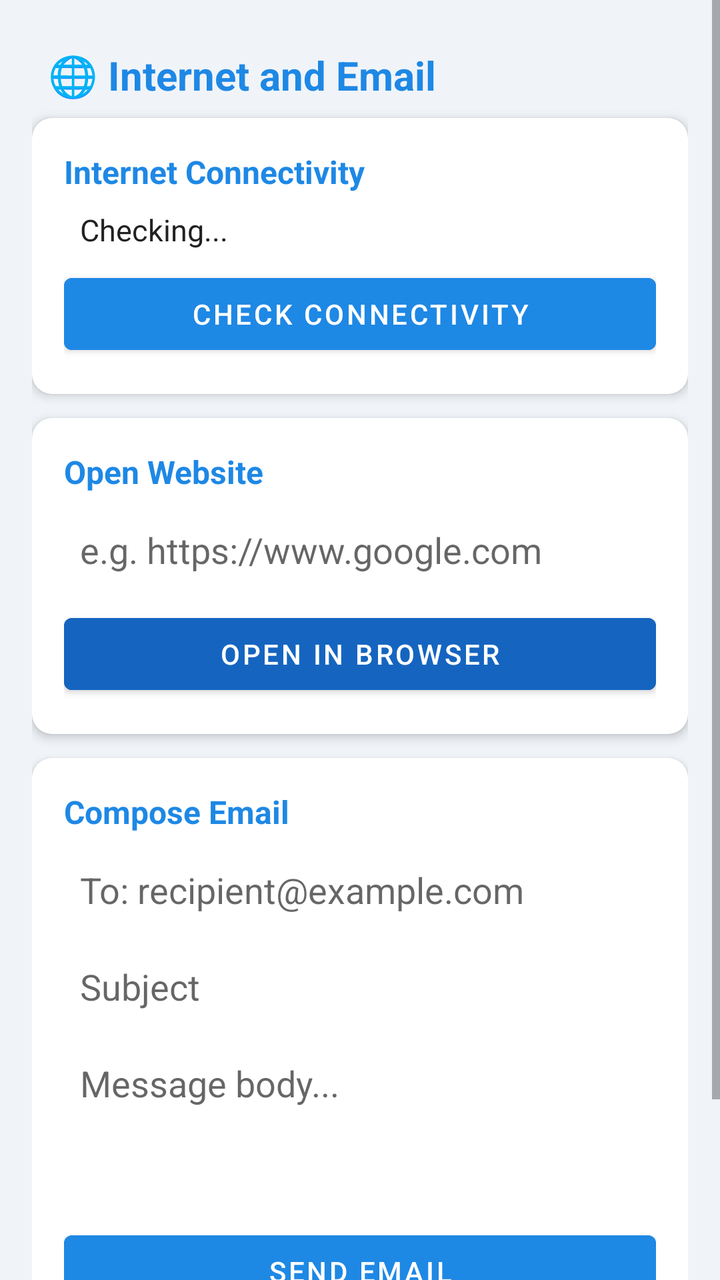
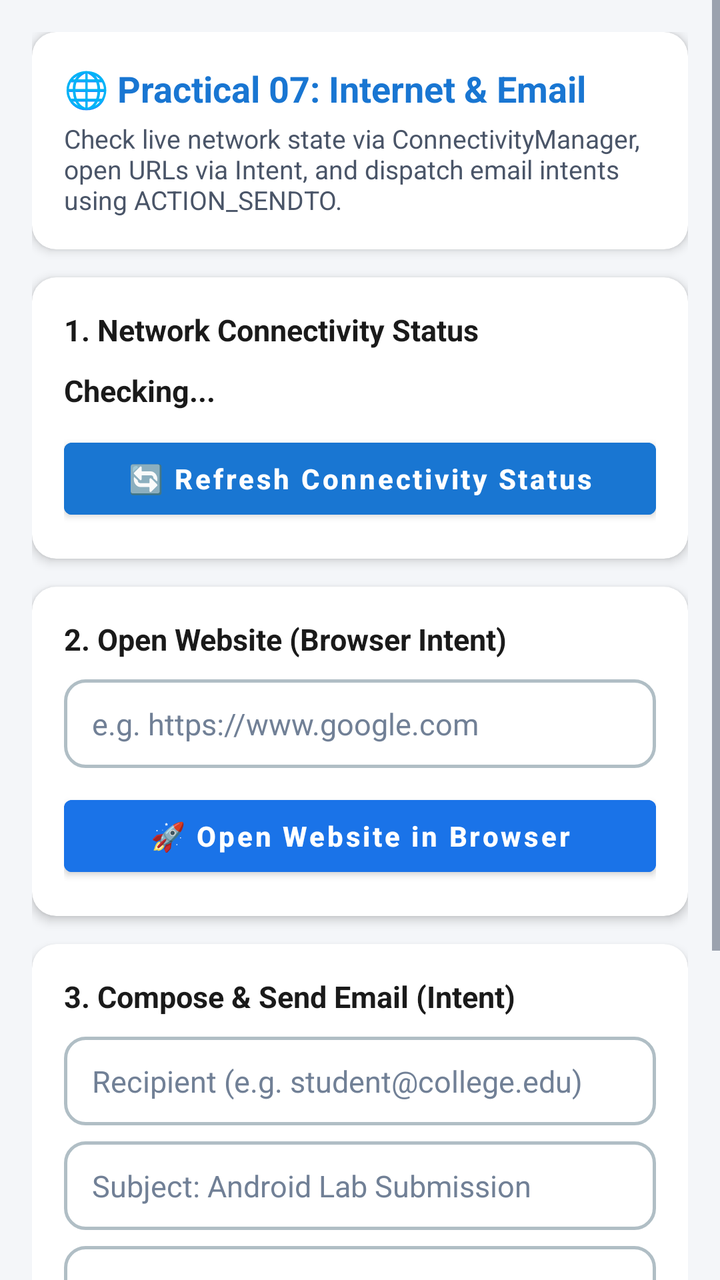

Two renders of the same Android screen: before a commit and after it. Below are the layout's source before the change and the commit's diff.
<!-- AndroidManifest.xml: application theme Theme.AndroidLabPracticals -->
<!-- res/layout/activity_internet_email.xml -->
<?xml version="1.0" encoding="utf-8"?>
<ScrollView xmlns:android="http://schemas.android.com/apk/res/android"
    android:layout_width="match_parent"
    android:layout_height="match_parent"
    android:background="@color/dashboard_bg">

    <LinearLayout
        android:layout_width="match_parent"
        android:layout_height="wrap_content"
        android:orientation="vertical"
        android:padding="16dp">

        <TextView
            android:layout_width="match_parent"
            android:layout_height="wrap_content"
            android:text="🌐 Internet and Email"
            android:textSize="20sp"
            android:textStyle="bold"
            android:textColor="@color/p7_color"
            android:padding="8dp" />

        
        <androidx.cardview.widget.CardView
            xmlns:app="http://schemas.android.com/apk/res-auto"
            android:layout_width="match_parent"
            android:layout_height="wrap_content"
            android:layout_marginBottom="12dp"
            app:cardCornerRadius="10dp"
            app:cardElevation="3dp">
            <LinearLayout android:layout_width="match_parent" android:layout_height="wrap_content"
                android:orientation="vertical" android:padding="16dp">
                <TextView android:layout_width="wrap_content" android:layout_height="wrap_content"
                    android:text="Internet Connectivity" android:textStyle="bold"
                    android:textSize="16sp" android:textColor="@color/p7_color" />
                <TextView android:id="@+id/tv_conn_status"
                    android:layout_width="match_parent" android:layout_height="wrap_content"
                    android:text="Checking..." android:textSize="15sp"
                    android:padding="8dp" android:textColor="@color/text_primary" />
                <Button android:id="@+id/btn_check_conn"
                    android:layout_width="match_parent" android:layout_height="wrap_content"
                    android:text="Check Connectivity" android:backgroundTint="@color/p7_color" />
            </LinearLayout>
        </androidx.cardview.widget.CardView>

        
        <androidx.cardview.widget.CardView
            xmlns:app="http://schemas.android.com/apk/res-auto"
            android:layout_width="match_parent"
            android:layout_height="wrap_content"
            android:layout_marginBottom="12dp"
            app:cardCornerRadius="10dp"
            app:cardElevation="3dp">
            <LinearLayout android:layout_width="match_parent" android:layout_height="wrap_content"
                android:orientation="vertical" android:padding="16dp">
                <TextView android:layout_width="wrap_content" android:layout_height="wrap_content"
                    android:text="Open Website" android:textStyle="bold"
                    android:textSize="16sp" android:textColor="@color/p7_color" />
                <EditText android:id="@+id/et_url"
                    android:layout_width="match_parent" android:layout_height="wrap_content"
                    android:hint="e.g. https://www.google.com"
                    android:inputType="textUri" android:padding="8dp"
                    android:background="@android:color/white" android:layout_marginVertical="8dp" />
                <Button android:id="@+id/btn_open_url"
                    android:layout_width="match_parent" android:layout_height="wrap_content"
                    android:text="Open in Browser" android:backgroundTint="@color/colorPrimary" />
            </LinearLayout>
        </androidx.cardview.widget.CardView>

        
        <androidx.cardview.widget.CardView
            xmlns:app="http://schemas.android.com/apk/res-auto"
            android:layout_width="match_parent"
            android:layout_height="wrap_content"
            android:layout_marginBottom="12dp"
            app:cardCornerRadius="10dp"
            app:cardElevation="3dp">
            <LinearLayout android:layout_width="match_parent" android:layout_height="wrap_content"
                android:orientation="vertical" android:padding="16dp">
                <TextView android:layout_width="wrap_content" android:layout_height="wrap_content"
                    android:text="Compose Email" android:textStyle="bold"
                    android:textSize="16sp" android:textColor="@color/p7_color" />
                <EditText android:id="@+id/et_email_to"
                    android:layout_width="match_parent" android:layout_height="wrap_content"
                    android:hint="To: recipient@example.com"
                    android:inputType="textEmailAddress" android:padding="8dp"
                    android:background="@android:color/white" android:layout_marginTop="8dp" />
                <EditText android:id="@+id/et_email_subject"
                    android:layout_width="match_parent" android:layout_height="wrap_content"
                    android:hint="Subject"
                    android:padding="8dp" android:background="@android:color/white"
                    android:layout_marginTop="8dp" />
                <EditText android:id="@+id/et_email_body"
                    android:layout_width="match_parent" android:layout_height="wrap_content"
                    android:hint="Message body..."
                    android:minLines="3" android:gravity="top"
                    android:padding="8dp" android:background="@android:color/white"
                    android:layout_marginTop="8dp" android:layout_marginBottom="8dp" />
                <Button android:id="@+id/btn_send_email"
                    android:layout_width="match_parent" android:layout_height="wrap_content"
                    android:text="Send Email" android:backgroundTint="@color/p7_color" />
            </LinearLayout>
        </androidx.cardview.widget.CardView>

        <TextView
            android:layout_width="match_parent"
            android:layout_height="wrap_content"
            android:text="Made by Yogesh"
            android:textColor="@color/colorPrimary"
            android:textSize="13sp"
            android:textStyle="bold"
            android:gravity="center"
            android:padding="12dp" />

    </LinearLayout>
</ScrollView>
<!-- resources referenced by this layout -->
<resources>
  <color name="colorPrimary">#1565C0</color>
  <color name="dashboard_bg">#F0F4F8</color>
  <color name="p7_color">#1E88E5</color>
  <color name="text_primary">#212121</color>
  <style name="Theme.AndroidLabPracticals" parent="Theme.MaterialComponents.DayNight.DarkActionBar">
          <item name="colorPrimary">@color/colorPrimary</item>
          <item name="colorPrimaryVariant">@color/colorPrimaryDark</item>
          <item name="colorOnPrimary">@color/white</item>
          <item name="colorSecondary">@color/colorAccent</item>
          <item name="colorOnSecondary">@color/white</item>
          <item name="android:statusBarColor">@color/colorPrimaryDark</item>
      </style>
  <color name="colorPrimaryDark">#0D47A1</color>
  <color name="white">#FFFFFF</color>
  <color name="colorAccent">#FF6F00</color>
</resources>

<!-- the commit's change to res/layout/activity_internet_email.xml (unified diff, before → after) -->
@@ -1,5 +1,6 @@
 <?xml version="1.0" encoding="utf-8"?>
 <ScrollView xmlns:android="http://schemas.android.com/apk/res/android"
+    xmlns:app="http://schemas.android.com/apk/res-auto"
     android:layout_width="match_parent"
     android:layout_height="match_parent"
     android:background="@color/dashboard_bg">
@@ -10,94 +11,200 @@
         android:orientation="vertical"
         android:padding="16dp">
 
-        <TextView
-            android:layout_width="match_parent"
-            android:layout_height="wrap_content"
-            android:text="🌐 Internet and Email"
-            android:textSize="20sp"
-            android:textStyle="bold"
-            android:textColor="@color/p7_color"
-            android:padding="8dp" />
-
-        
-        <androidx.cardview.widget.CardView
-            xmlns:app="http://schemas.android.com/apk/res-auto"
-            android:layout_width="match_parent"
-            android:layout_height="wrap_content"
-            android:layout_marginBottom="12dp"
-            app:cardCornerRadius="10dp"
-            app:cardElevation="3dp">
-            <LinearLayout android:layout_width="match_parent" android:layout_height="wrap_content"
-                android:orientation="vertical" android:padding="16dp">
-                <TextView android:layout_width="wrap_content" android:layout_height="wrap_content"
-                    android:text="Internet Connectivity" android:textStyle="bold"
-                    android:textSize="16sp" android:textColor="@color/p7_color" />
-                <TextView android:id="@+id/tv_conn_status"
-                    android:layout_width="match_parent" android:layout_height="wrap_content"
-                    android:text="Checking..." android:textSize="15sp"
-                    android:padding="8dp" android:textColor="@color/text_primary" />
-                <Button android:id="@+id/btn_check_conn"
-                    android:layout_width="match_parent" android:layout_height="wrap_content"
-                    android:text="Check Connectivity" android:backgroundTint="@color/p7_color" />
-            </LinearLayout>
-        </androidx.cardview.widget.CardView>
-
-        
-        <androidx.cardview.widget.CardView
-            xmlns:app="http://schemas.android.com/apk/res-auto"
-            android:layout_width="match_parent"
-            android:layout_height="wrap_content"
-            android:layout_marginBottom="12dp"
-            app:cardCornerRadius="10dp"
-            app:cardElevation="3dp">
-            <LinearLayout android:layout_width="match_parent" android:layout_height="wrap_content"
-                android:orientation="vertical" android:padding="16dp">
-                <TextView android:layout_width="wrap_content" android:layout_height="wrap_content"
-                    android:text="Open Website" android:textStyle="bold"
-                    android:textSize="16sp" android:textColor="@color/p7_color" />
-                <EditText android:id="@+id/et_url"
-                    android:layout_width="match_parent" android:layout_height="wrap_content"
+        
+        <androidx.cardview.widget.CardView
+            android:layout_width="match_parent"
+            android:layout_height="wrap_content"
+            android:layout_marginBottom="14dp"
+            app:cardCornerRadius="12dp"
+            app:cardElevation="3dp"
+            app:cardBackgroundColor="@color/card_bg">
+
+            <LinearLayout
+                android:layout_width="match_parent"
+                android:layout_height="wrap_content"
+                android:orientation="vertical"
+                android:padding="16dp">
+
+                <TextView
+                    android:layout_width="wrap_content"
+                    android:layout_height="wrap_content"
+                    android:text="🌐 Practical 07: Internet &amp; Email"
+                    android:textSize="18sp"
+                    android:textStyle="bold"
+                    android:textColor="@color/p7_color" />
+
+                <TextView
+                    android:layout_width="wrap_content"
+                    android:layout_height="wrap_content"
+                    android:text="Check live network state via ConnectivityManager, open URLs via Intent, and dispatch email intents using ACTION_SENDTO."
+                    android:textSize="13sp"
+                    android:textColor="@color/text_secondary"
+                    android:layout_marginTop="4dp" />
+            </LinearLayout>
+        </androidx.cardview.widget.CardView>
+
+        
+        <androidx.cardview.widget.CardView
+            android:layout_width="match_parent"
+            android:layout_height="wrap_content"
+            android:layout_marginBottom="14dp"
+            app:cardCornerRadius="12dp"
+            app:cardElevation="3dp"
+            app:cardBackgroundColor="@color/card_bg">
+
+            <LinearLayout
+                android:layout_width="match_parent"
+                android:layout_height="wrap_content"
+                android:orientation="vertical"
+                android:padding="16dp">
+
+                <TextView
+                    android:layout_width="wrap_content"
+                    android:layout_height="wrap_content"
+                    android:text="1. Network Connectivity Status"
+                    android:textStyle="bold"
+                    android:textSize="15sp"
+                    android:textColor="@color/text_primary" />
+
+                <TextView
+                    android:id="@+id/tv_conn_status"
+                    android:layout_width="match_parent"
+                    android:layout_height="wrap_content"
+                    android:text="Checking..."
+                    android:textSize="15sp"
+                    android:textStyle="bold"
+                    android:paddingVertical="10dp"
+                    android:textColor="@color/text_primary" />
+
+                <Button
+                    android:id="@+id/btn_check_conn"
+                    android:layout_width="match_parent"
+                    android:layout_height="wrap_content"
+                    android:text="🔄 Refresh Connectivity Status"
+                    android:textAllCaps="false"
+                    android:textStyle="bold"
+                    android:textColor="@color/white"
+                    android:backgroundTint="@color/p7_color" />
+            </LinearLayout>
+        </androidx.cardview.widget.CardView>
+
+        
+        <androidx.cardview.widget.CardView
+            android:layout_width="match_parent"
+            android:layout_height="wrap_content"
+            android:layout_marginBottom="14dp"
+            app:cardCornerRadius="12dp"
+            app:cardElevation="3dp"
+            app:cardBackgroundColor="@color/card_bg">
+
+            <LinearLayout
+                android:layout_width="match_parent"
+                android:layout_height="wrap_content"
+                android:orientation="vertical"
+                android:padding="16dp">
+
+                <TextView
+                    android:layout_width="wrap_content"
+                    android:layout_height="wrap_content"
+                    android:text="2. Open Website (Browser Intent)"
+                    android:textStyle="bold"
+                    android:textSize="15sp"
+                    android:textColor="@color/text_primary" />
+
+                <EditText
+                    android:id="@+id/et_url"
+                    android:layout_width="match_parent"
+                    android:layout_height="wrap_content"
                     android:hint="e.g. https://www.google.com"
-                    android:inputType="textUri" android:padding="8dp"
-                    android:background="@android:color/white" android:layout_marginVertical="8dp" />
-                <Button android:id="@+id/btn_open_url"
-                    android:layout_width="match_parent" android:layout_height="wrap_content"
-                    android:text="Open in Browser" android:backgroundTint="@color/colorPrimary" />
-            </LinearLayout>
-        </androidx.cardview.widget.CardView>
-
-        
-        <androidx.cardview.widget.CardView
-            xmlns:app="http://schemas.android.com/apk/res-auto"
-            android:layout_width="match_parent"
-            android:layout_height="wrap_content"
-            android:layout_marginBottom="12dp"
-            app:cardCornerRadius="10dp"
-            app:cardElevation="3dp">
-            <LinearLayout android:layout_width="match_parent" android:layout_height="wrap_content"
-                android:orientation="vertical" android:padding="16dp">
-                <TextView android:layout_width="wrap_content" android:layout_height="wrap_content"
-                    android:text="Compose Email" android:textStyle="bold"
-                    android:textSize="16sp" android:textColor="@color/p7_color" />
-                <EditText android:id="@+id/et_email_to"
-                    android:layout_width="match_parent" android:layout_height="wrap_content"
-                    android:hint="To: recipient@example.com"
-                    android:inputType="textEmailAddress" android:padding="8dp"
-                    android:background="@android:color/white" android:layout_marginTop="8dp" />
-                <EditText android:id="@+id/et_email_subject"
-                    android:layout_width="match_parent" android:layout_height="wrap_content"
-                    android:hint="Subject"
-                    android:padding="8dp" android:background="@android:color/white"
+                    android:inputType="textUri"
+                    android:textColor="@color/text_primary"
+                    android:textColorHint="@color/text_hint"
+                    android:background="@drawable/bg_edit_text"
+                    android:textSize="15sp"
+                    android:layout_marginVertical="10dp" />
+
+                <Button
+                    android:id="@+id/btn_open_url"
+                    android:layout_width="match_parent"
+                    android:layout_height="wrap_content"
+                    android:text="🚀 Open Website in Browser"
+                    android:textAllCaps="false"
+                    android:textStyle="bold"
+                    android:textColor="@color/white"
+                    android:backgroundTint="@color/colorPrimary" />
+            </LinearLayout>
+        </androidx.cardview.widget.CardView>
+
+        
+        <androidx.cardview.widget.CardView
+            android:layout_width="match_parent"
+            android:layout_height="wrap_content"
+            android:layout_marginBottom="16dp"
+            app:cardCornerRadius="12dp"
+            app:cardElevation="3dp"
+            app:cardBackgroundColor="@color/card_bg">
+
+            <LinearLayout
+                android:layout_width="match_parent"
+                android:layout_height="wrap_content"
+                android:orientation="vertical"
+                android:padding="16dp">
+
+                <TextView
+                    android:layout_width="wrap_content"
+                    android:layout_height="wrap_content"
+                    android:text="3. Compose &amp; Send Email (Intent)"
+                    android:textStyle="bold"
+                    android:textSize="15sp"
+                    android:textColor="@color/text_primary" />
+
+                <EditText
+                    android:id="@+id/et_email_to"
+                    android:layout_width="match_parent"
+                    android:layout_height="wrap_content"
+                    android:hint="Recipient (e.g. student@college.edu)"
+                    android:inputType="textEmailAddress"
+                    android:textColor="@color/text_primary"
+                    android:textColorHint="@color/text_hint"
+                    android:background="@drawable/bg_edit_text"
+                    android:textSize="15sp"
+                    android:layout_marginTop="10dp" />
+
+                <EditText
+                    android:id="@+id/et_email_subject"
+                    android:layout_width="match_parent"
+                    android:layout_height="wrap_content"
+                    android:hint="Subject: Android Lab Submission"
+                    android:textColor="@color/text_primary"
+                    android:textColorHint="@color/text_hint"
+                    android:background="@drawable/bg_edit_text"
+                    android:textSize="15sp"
                     android:layout_marginTop="8dp" />
-                <EditText android:id="@+id/et_email_body"
-                    android:layout_width="match_parent" android:layout_height="wrap_content"
-                    android:hint="Message body..."
-                    android:minLines="3" android:gravity="top"
-                    android:padding="8dp" android:background="@android:color/white"
-                    android:layout_marginTop="8dp" android:layout_marginBottom="8dp" />
-                <Button android:id="@+id/btn_send_email"
-                    android:layout_width="match_parent" android:layout_height="wrap_content"
-                    android:text="Send Email" android:backgroundTint="@color/p7_color" />
+
+                <EditText
+                    android:id="@+id/et_email_body"
+                    android:layout_width="match_parent"
+                    android:layout_height="wrap_content"
+                    android:hint="Message content..."
+                    android:minLines="3"
+                    android:gravity="top"
+                    android:textColor="@color/text_primary"
+                    android:textColorHint="@color/text_hint"
+                    android:background="@drawable/bg_edit_text"
+                    android:textSize="15sp"
+                    android:layout_marginTop="8dp"
+                    android:layout_marginBottom="12dp" />
+
+                <Button
+                    android:id="@+id/btn_send_email"
+                    android:layout_width="match_parent"
+                    android:layout_height="wrap_content"
+                    android:text="✉️ Send Email via Client"
+                    android:textAllCaps="false"
+                    android:textStyle="bold"
+                    android:textColor="@color/white"
+                    android:backgroundTint="@color/p7_color" />
             </LinearLayout>
         </androidx.cardview.widget.CardView>
 
@@ -106,10 +213,10 @@
             android:layout_height="wrap_content"
             android:text="Made by Yogesh"
             android:textColor="@color/colorPrimary"
-            android:textSize="13sp"
+            android:textSize="14sp"
             android:textStyle="bold"
             android:gravity="center"
-            android:padding="12dp" />
+            android:padding="16dp" />
 
     </LinearLayout>
 </ScrollView>
<!-- resource entries referenced after the edit -->
@@ -1,19 +1,54 @@
 <!-- resources referenced by this layout -->
 <resources>
-  <color name="colorPrimary">#1565C0</color>
-  <color name="dashboard_bg">#F0F4F8</color>
-  <color name="p7_color">#1E88E5</color>
-  <color name="text_primary">#212121</color>
-  <style name="Theme.AndroidLabPracticals" parent="Theme.MaterialComponents.DayNight.DarkActionBar">
+  <color name="card_bg">#FFFFFF</color>
+  <color name="colorPrimary">#1A73E8</color>
+  <color name="dashboard_bg">#F4F6F9</color>
+  <color name="p7_color">#1976D2</color>
+  <color name="text_hint">#718096</color>
+  <color name="text_primary">#1A1A1A</color>
+  <color name="text_secondary">#4A5568</color>
+  <style name="Theme.AndroidLabPracticals" parent="Theme.MaterialComponents.Light.DarkActionBar">
+          
           <item name="colorPrimary">@color/colorPrimary</item>
           <item name="colorPrimaryVariant">@color/colorPrimaryDark</item>
           <item name="colorOnPrimary">@color/white</item>
+          
           <item name="colorSecondary">@color/colorAccent</item>
           <item name="colorOnSecondary">@color/white</item>
+          
           <item name="android:statusBarColor">@color/colorPrimaryDark</item>
+  
+          
+          <item name="android:textColor">@color/text_primary</item>
+          <item name="android:textColorPrimary">@color/text_primary</item>
+          <item name="android:textColorSecondary">@color/text_secondary</item>
+          <item name="android:editTextColor">@color/text_primary</item>
+          <item name="android:textColorHint">@color/text_hint</item>
+  
+          
+          <item name="android:windowBackground">@color/dashboard_bg</item>
+          <item name="colorSurface">@color/card_bg</item>
+          <item name="colorOnSurface">@color/text_primary</item>
       </style>
-  <color name="colorPrimaryDark">#0D47A1</color>
+  <color name="input_bg">#FFFFFF</color>
+  <color name="input_border">#B0BEC5</color>
+  <color name="colorPrimaryDark">#1557B0</color>
   <color name="white">#FFFFFF</color>
-  <color name="colorAccent">#FF6F00</color>
+  <!-- drawable bg_edit_text (drawable) -->
+  <?xml version="1.0" encoding="utf-8"?>
+  <shape xmlns:android="http://schemas.android.com/apk/res/android"
+      android:shape="rectangle">
+      <solid android:color="@color/input_bg" />
+      <stroke
+          android:width="1.5dp"
+          android:color="@color/input_border" />
+      <corners android:radius="10dp" />
+      <padding
+          android:bottom="12dp"
+          android:left="14dp"
+          android:right="14dp"
+          android:top="12dp" />
+  </shape>
+  <color name="colorAccent">#FF6D00</color>
 </resources>
 
